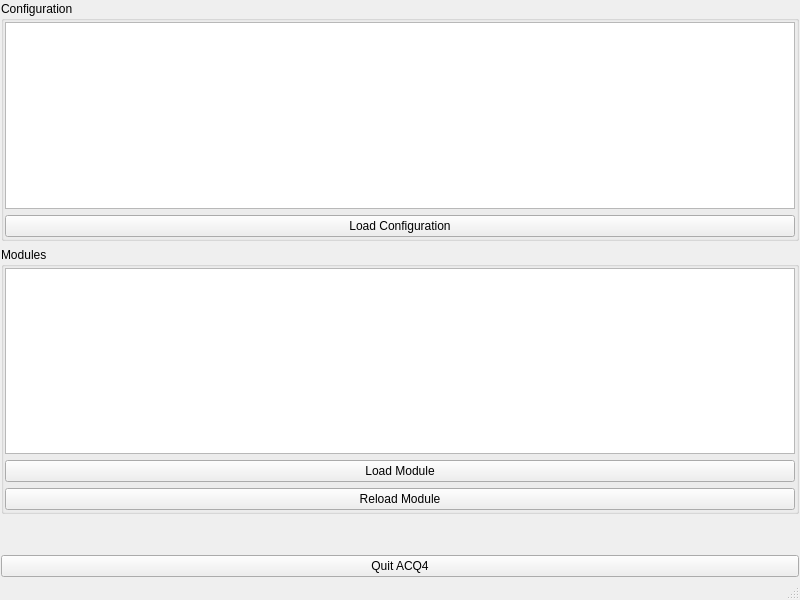
Old version of the form lib/modules/Manager/ManagerTemplate.ui in the repository acq4/acq4.
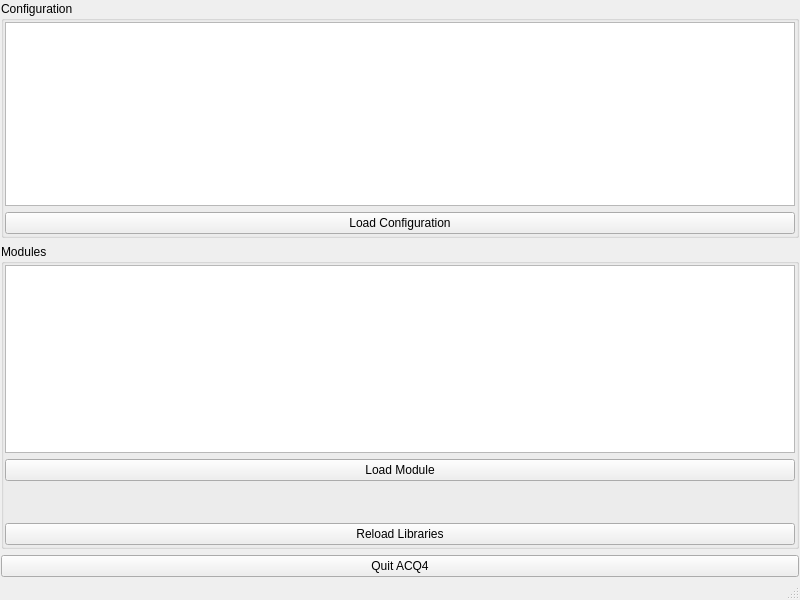
New version of the form.

Commit message: Added reload library! Major cleanups:   Removed all import lib.util... statements   Removed lots of obsolete code

```diff
--- a/lib/modules/Manager/ManagerTemplate.ui
+++ b/lib/modules/Manager/ManagerTemplate.ui
@@ -68,16 +68,6 @@
           </widget>
          </item>
          <item>
-          <widget class="QPushButton" name="reloadModuleBtn">
-           <property name="text">
-            <string>Reload Module</string>
-           </property>
-          </widget>
-         </item>
-        </layout>
-       </widget>
-      </item>
-      <item>
        <spacer name="verticalSpacer">
         <property name="orientation">
          <enum>Qt::Vertical</enum>
@@ -89,6 +79,16 @@
          </size>
         </property>
        </spacer>
+         </item>
+         <item>
+          <widget class="QPushButton" name="reloadModuleBtn">
+           <property name="text">
+            <string>Reload Libraries</string>
+           </property>
+          </widget>
+         </item>
+        </layout>
+       </widget>
       </item>
       <item>
        <widget class="QPushButton" name="quitBtn">
```
Lines whose indentation alone changed are shown as unchanged. The commit also changes 121 other files.
